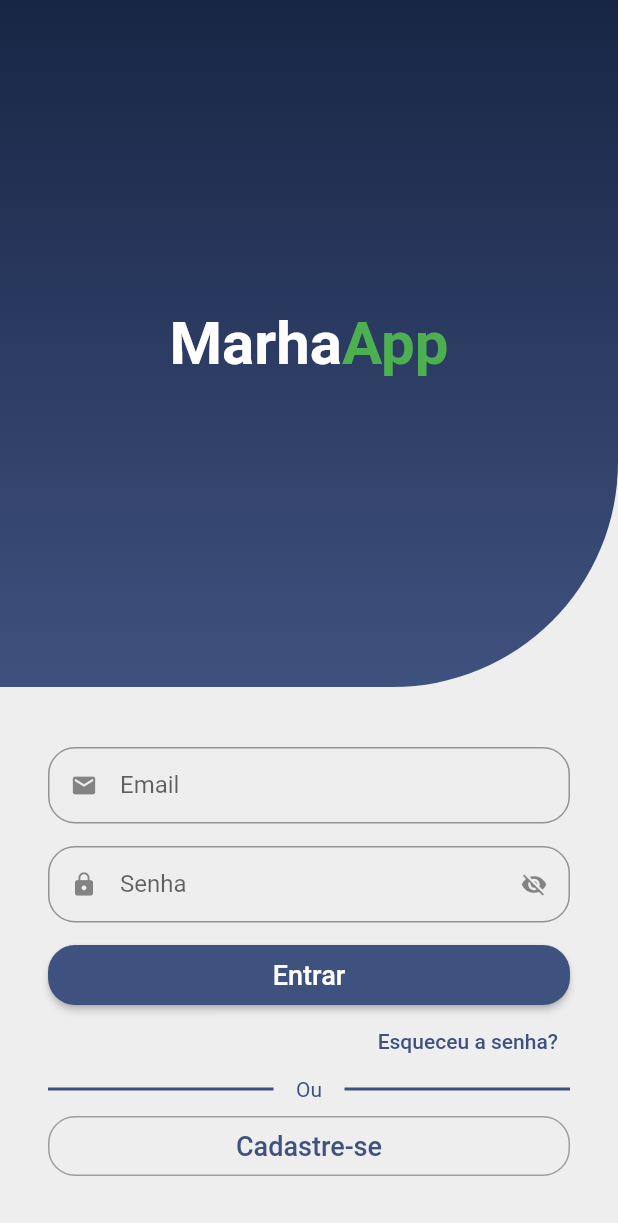
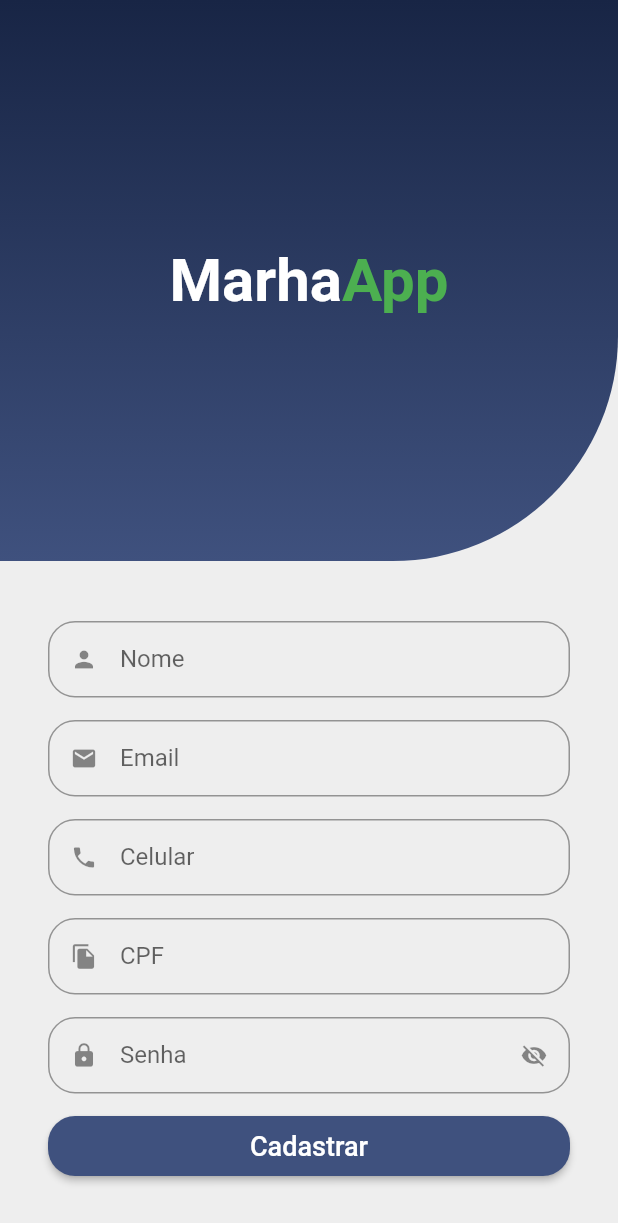
Before and after one commit to samuelfer/marhapass, a Flutter app: the screen it shows after launch, after a tap on "Cadastre-se", on a phone screen of 412 x 824 dp. Shown: the top 1223 px of the screen. Run offline on Flutter 3.47's test engine with Material 2 defaults, Android fonts, the phone set to English and light mode, and no system bars; our stand-ins replace snippet_coder_utils.

Commit message:
Add page para cadastro

```diff
--- a/lib/main.dart
+++ b/lib/main.dart
@@ -1,5 +1,5 @@
 import 'package:flutter/material.dart';
-import 'package:marhapass/src/pages/auth/signin_screen.dart';
+import 'package:marhapass/src/pages/auth/sign_in_screen.dart';
 import 'package:marhapass/src/pages/login_page.dart';
 import 'package:marhapass/src/pages/profile/profile_screen.dart';
 import 'package:marhapass/src/pages/register_page.dart';
@@ -20,7 +20,7 @@ class MyApp extends StatelessWidget {
       ),
       debugShowCheckedModeBanner: false,
       routes: {
-        '/': (context) => const SigninScreenPage(),
+        '/': (context) => const SignInScreenPage(),
         '/login': (context) => const LoginPage(),
         '/register': (context) => const UserRegisterPage(),
         '/profile': (context) => const ProfileScreen()
--- a/lib/src/pages/auth/signin_screen.dart
+++ b/lib/src/pages/auth/sign_in_screen.dart
@@ -1,16 +1,17 @@
 import 'package:flutter/material.dart';
+import 'package:marhapass/src/pages/auth/sign_up_screen.dart';
 
 import '../components/custom_header_expanded.dart';
 import '../components/custom_text_field.dart';
 
-class SigninScreenPage extends StatefulWidget {
-  const SigninScreenPage({Key? key}) : super(key: key);
+class SignInScreenPage extends StatefulWidget {
+  const SignInScreenPage({Key? key}) : super(key: key);
 
   @override
-  State<SigninScreenPage> createState() => _SigninScreenPageState();
+  State<SignInScreenPage> createState() => _SignInScreenPageState();
 }
 
-class _SigninScreenPageState extends State<SigninScreenPage> {
+class _SignInScreenPageState extends State<SignInScreenPage> {
   @override
   Widget build(BuildContext context) {
     final size = MediaQuery.of(context).size;
@@ -127,7 +128,15 @@ class _SigninScreenPageState extends State<SigninScreenPage> {
                             color: Colors.grey,
                           ),
                         ),
-                        onPressed: () {},
+                        onPressed: () {
+                          Navigator.of(context).push(
+                            MaterialPageRoute(
+                              builder: (context) {
+                                return SignUpScreen();
+                              },
+                            ),
+                          );
+                        },
                         child: const Text(
                           "Cadastre-se",
                           style: TextStyle(
--- /dev/null
+++ b/lib/src/pages/auth/sign_up_screen.dart
@@ -0,0 +1,92 @@
+import 'package:flutter/material.dart';
+import 'package:marhapass/src/pages/components/custom_header_expanded.dart';
+
+import '../components/custom_text_field.dart';
+
+class SignUpScreen extends StatelessWidget {
+  const SignUpScreen({super.key});
+
+  @override
+  Widget build(BuildContext context) {
+    final size = MediaQuery.of(context).size;
+
+    return Scaffold(
+      backgroundColor: Colors.grey[200],
+      body: SingleChildScrollView(
+        child: SizedBox(
+          height: size.height,
+          width: size.width,
+          child: Column(
+            children: [
+              //Header
+              const CustomHeaderExpanded(),
+
+              //Formulario
+              Container(
+                padding: const EdgeInsets.symmetric(
+                  horizontal: 32,
+                  vertical: 40,
+                ),
+                child: Column(
+                  crossAxisAlignment: CrossAxisAlignment.stretch,
+                  children: [
+                    //Nome
+                    const CustomTextFied(
+                      icon: Icons.person,
+                      label: 'Nome',
+                    ),
+
+                    //Email
+                    const CustomTextFied(
+                      icon: Icons.email,
+                      label: 'Email',
+                    ),
+
+                    //Celular
+                    const CustomTextFied(
+                      icon: Icons.phone,
+                      label: 'Celular',
+                    ),
+
+                    //Celular
+                    const CustomTextFied(
+                      icon: Icons.file_copy,
+                      label: 'CPF',
+                    ),
+
+                    //Senha
+                    const CustomTextFied(
+                      icon: Icons.lock,
+                      label: 'Senha',
+                      isSecret: true,
+                    ),
+
+                    //Botao entrar
+                    SizedBox(
+                      height: 40,
+                      child: ElevatedButton(
+                        style: ElevatedButton.styleFrom(
+                          shape: RoundedRectangleBorder(
+                            borderRadius: BorderRadius.circular(18),
+                          ),
+                          backgroundColor: const Color.fromRGBO(63, 81, 126, 5),
+                        ),
+                        onPressed: () {},
+                        child: const Text(
+                          "Cadastrar",
+                          style: TextStyle(
+                            fontSize: 18,
+                          ),
+                        ),
+                      ),
+                    ),
+                  ],
+                ),
+              ),
+            ],
+          ),
+        ),
+      ),
+    );
+  }
+}
--- a/lib/src/pages/components/custom_header_expanded.dart
+++ b/lib/src/pages/components/custom_header_expanded.dart
@@ -2,7 +2,9 @@ import 'package:flutter/material.dart';
 import 'package:marhapass/src/config/custom_colors.dart';
 
 class CustomHeaderExpanded extends StatelessWidget {
-  const CustomHeaderExpanded({super.key});
+  const CustomHeaderExpanded({
+    super.key,
+  });
 
   @override
   Widget build(BuildContext context) {
```
